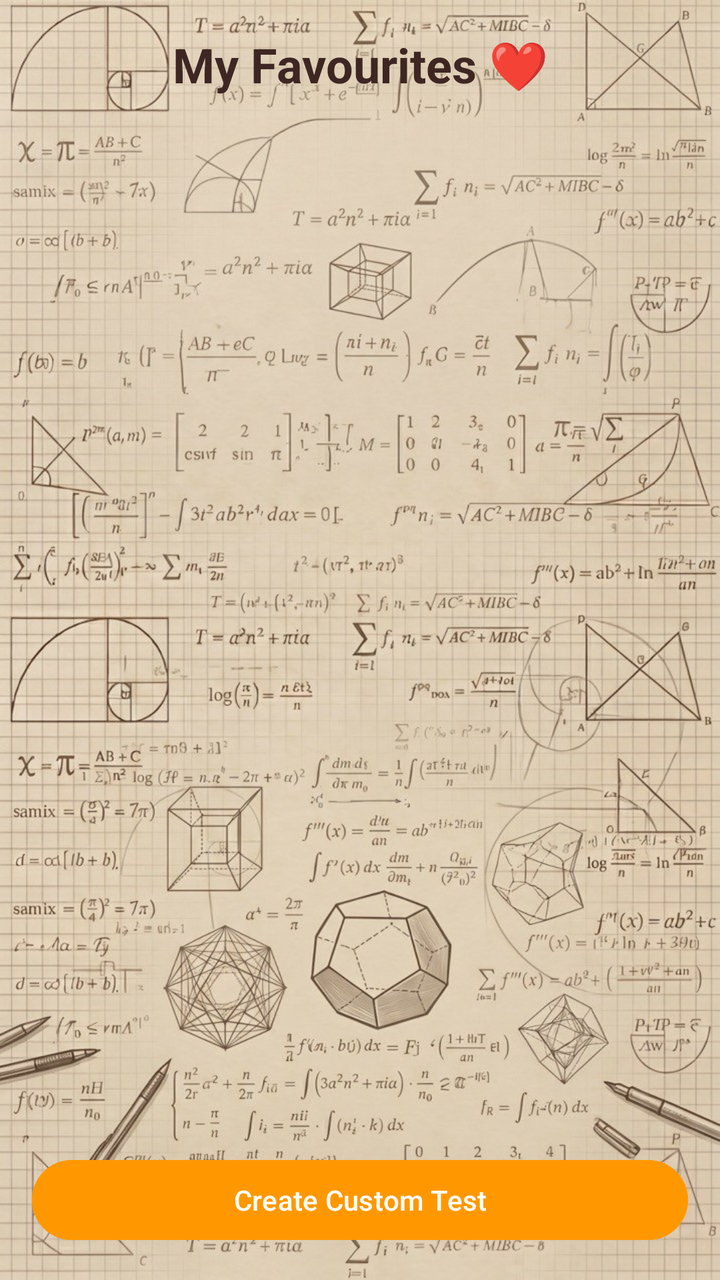
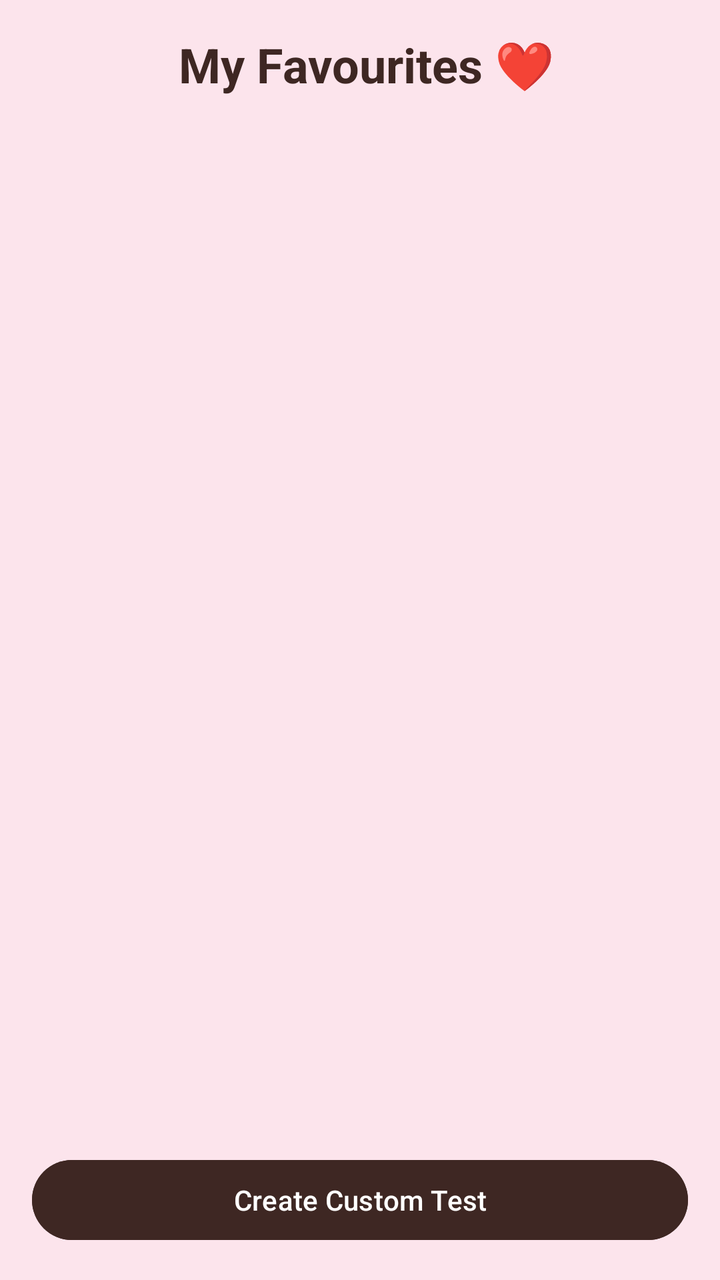

Screens rendered from an Android XML layout before and after an edit, with the pre-edit source and the edit as a unified diff.
<!-- AndroidManifest.xml: application theme Theme.OlympMathMentor -->
<!-- res/layout/activity_favourites.xml -->
<?xml version="1.0" encoding="utf-8"?>
<LinearLayout xmlns:android="http://schemas.android.com/apk/res/android"
    android:layout_width="match_parent"
    android:layout_height="match_parent"
    android:orientation="vertical"
    android:background="@drawable/home"
    android:padding="16dp">

    <TextView
        android:layout_width="match_parent"
        android:layout_height="wrap_content"
        android:text="My Favourites ❤️"
        android:textSize="24sp"
        android:textStyle="bold"
        android:textColor="#3E2723"
        android:gravity="center"
        android:layout_marginBottom="20dp"/>

    <ScrollView
        android:layout_width="match_parent"
        android:layout_height="0dp"
        android:layout_weight="1">

        <LinearLayout
            android:id="@+id/favContainer"
            android:layout_width="match_parent"
            android:layout_height="wrap_content"
            android:orientation="vertical"/>

    </ScrollView>

    <Button
        android:id="@+id/btnCreateTest"
        android:layout_width="match_parent"
        android:layout_height="wrap_content"
        android:text="Create Custom Test"
        android:backgroundTint="#FF9800"
        android:textColor="@color/white"
        android:layout_marginTop="10dp"/>

</LinearLayout>
<!-- resources referenced by this layout -->
<resources>
  <color name="white">#FFFFFF</color>
  <!-- drawable home: png bitmap (drawable, 209623 bytes) -->
  <style name="Theme.OlympMathMentor" parent="Base.Theme.OlympMathMentor" />
  <style name="Base.Theme.OlympMathMentor" parent="Theme.Material3.DayNight.NoActionBar">
          
          
      </style>
</resources>

<!-- the commit's change to res/layout/activity_favourites.xml (unified diff, before → after) -->
@@ -3,16 +3,16 @@
     android:layout_width="match_parent"
     android:layout_height="match_parent"
     android:orientation="vertical"
-    android:background="@drawable/home"
+    android:background="@color/pastel_pink"
     android:padding="16dp">
 
     <TextView
         android:layout_width="match_parent"
         android:layout_height="wrap_content"
-        android:text="My Favourites ❤️"
+        android:text="️ My Favourites ❤️"
         android:textSize="24sp"
         android:textStyle="bold"
-        android:textColor="#3E2723"
+        android:textColor="@color/deep_brown"
         android:gravity="center"
         android:layout_marginBottom="20dp"/>
 
@@ -34,7 +34,7 @@
         android:layout_width="match_parent"
         android:layout_height="wrap_content"
         android:text="Create Custom Test"
-        android:backgroundTint="#FF9800"
+        android:backgroundTint="@color/deep_brown"
         android:textColor="@color/white"
         android:layout_marginTop="10dp"/>
 
<!-- resource entries referenced after the edit -->
@@ -1,7 +1,8 @@
 <!-- resources referenced by this layout -->
 <resources>
+  <color name="deep_brown">#3E2723</color>
+  <color name="pastel_pink">#FCE4EC</color>
   <color name="white">#FFFFFF</color>
-  <!-- drawable home: png bitmap (drawable, 209623 bytes) -->
   <style name="Theme.OlympMathMentor" parent="Base.Theme.OlympMathMentor" />
   <style name="Base.Theme.OlympMathMentor" parent="Theme.Material3.DayNight.NoActionBar">
           
